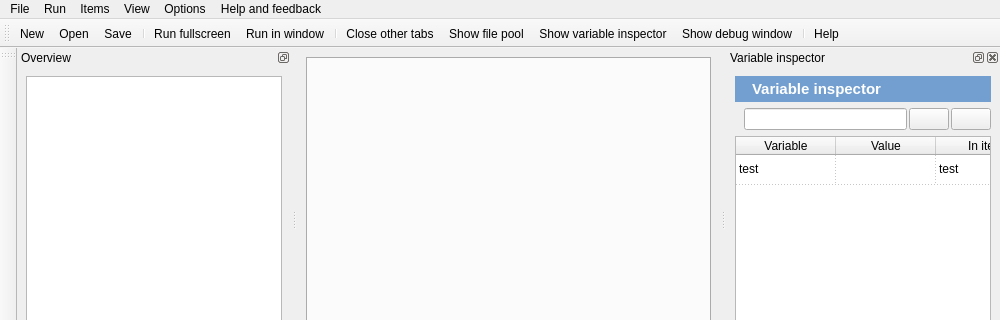
open-cogsci/OpenSesame, file resources/opensesame.ui: the form before one commit; both pictures show x 0 to 1000 and y 0 to 320 of the 1000 by 707 pixel window.
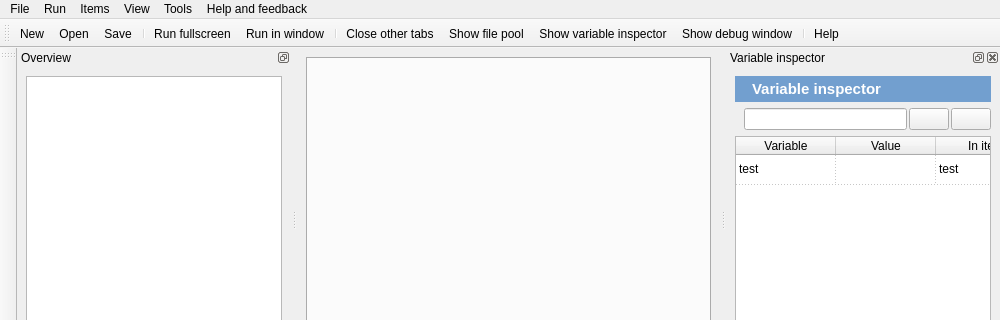
The form after the commit. Icons and pictures are not drawn. Custom widgets are drawn as their Qt base class.

```diff
--- a/resources/opensesame.ui
+++ b/resources/opensesame.ui
@@ -110,7 +110,7 @@
    </widget>
    <widget class="QMenu" name="menu_tools">
     <property name="title">
-     <string>Options</string>
+     <string>Tools</string>
     </property>
     <addaction name="action_check_for_update"/>
     <addaction name="action_auto_check_update"/>
```
Left out of the diff: 92 changed lines with no effect on the pictures.
